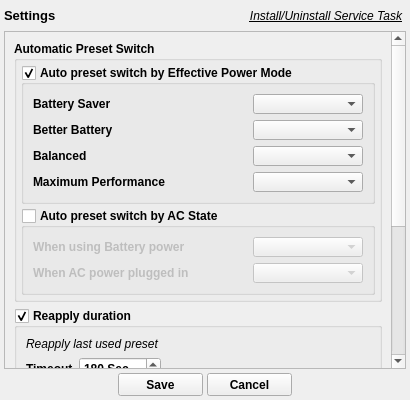
Qt form CtrlSettingsForm.ui (xodj/RyzenAdjCtrl) before a commit.
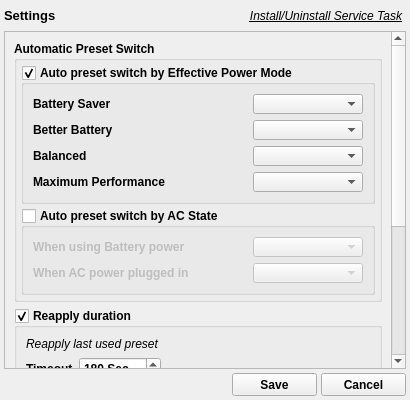
The same form after that commit. Custom widgets are drawn as their Qt base class.

```diff
--- a/CtrlSettingsForm.ui
+++ b/CtrlSettingsForm.ui
@@ -767,19 +767,6 @@
        </property>
       </widget>
      </item>
-     <item>
-      <spacer name="horizontalSpacer_2">
-       <property name="orientation">
-        <enum>Qt::Horizontal</enum>
-       </property>
-       <property name="sizeHint" stdset="0">
-        <size>
-         <width>40</width>
-         <height>20</height>
-        </size>
-       </property>
-      </spacer>
-     </item>
     </layout>
    </item>
   </layout>
```
Left out of the diff: 4 changed lines with no effect on the pictures.
